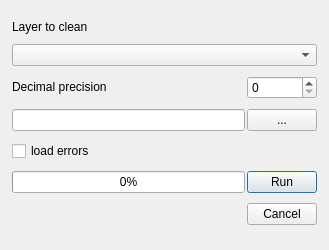
spacesyntax/Rcl-topology-cleaner, file road_network_cleaner_dialog_base.ui: the form before one commit.
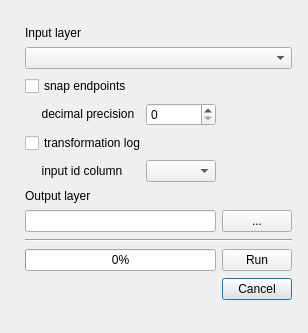
The form after the commit.

Commit message: changed dialog and removed island, orphans

```diff
--- a/road_network_cleaner_dialog_base.ui
+++ b/road_network_cleaner_dialog_base.ui
@@ -6,32 +6,71 @@
    <rect>
     <x>0</x>
     <y>0</y>
-    <width>329</width>
-    <height>250</height>
+    <width>308</width>
+    <height>333</height>
    </rect>
   </property>
   <property name="sizePolicy">
-   <sizepolicy hsizetype="MinimumExpanding" vsizetype="MinimumExpanding">
+   <sizepolicy hsizetype="Minimum" vsizetype="MinimumExpanding">
     <horstretch>0</horstretch>
     <verstretch>0</verstretch>
    </sizepolicy>
   </property>
+  <property name="minimumSize">
+   <size>
+    <width>0</width>
+    <height>0</height>
+   </size>
+  </property>
   <property name="windowTitle">
    <string>RoadNetworkCleaner</string>
   </property>
-  <layout class="QHBoxLayout" name="horizontalLayout">
-   <item>
+  <widget class="QWidget" name="gridLayoutWidget">
+   <property name="geometry">
+    <rect>
+     <x>20</x>
+     <y>20</y>
+     <width>277</width>
+     <height>295</height>
+    </rect>
+   </property>
     <layout class="QGridLayout">
      <property name="sizeConstraint">
       <enum>QLayout::SetMinimumSize</enum>
      </property>
      <property name="margin">
-      <number>1</number>
-     </property>
-     <property name="spacing">
-      <number>2</number>
-     </property>
-     <item row="4" column="0">
+     <number>5</number>
+    </property>
+    <item row="3" column="1">
+     <widget class="QSpinBox" name="decimalsSpin">
+      <property name="maximumSize">
+       <size>
+        <width>70</width>
+        <height>16777215</height>
+       </size>
+      </property>
+     </widget>
+    </item>
+    <item row="14" column="2">
+     <widget class="QPushButton" name="cancelButton">
+      <property name="sizePolicy">
+       <sizepolicy hsizetype="MinimumExpanding" vsizetype="Fixed">
+        <horstretch>0</horstretch>
+        <verstretch>0</verstretch>
+       </sizepolicy>
+      </property>
+      <property name="maximumSize">
+       <size>
+        <width>70</width>
+        <height>16777215</height>
+       </size>
+      </property>
+      <property name="text">
+       <string>Cancel</string>
+      </property>
+     </widget>
+    </item>
+    <item row="4" column="0" colspan="2">
       <widget class="QCheckBox" name="errorsCheckBox">
        <property name="sizePolicy">
         <sizepolicy hsizetype="Minimum" vsizetype="Fixed">
@@ -40,11 +79,11 @@
         </sizepolicy>
        </property>
        <property name="text">
-        <string>load errors</string>
+       <string>transformation log </string>
        </property>
       </widget>
      </item>
-     <item row="2" column="0">
+    <item row="3" column="0">
       <widget class="QLabel" name="label_3">
        <property name="sizePolicy">
         <sizepolicy hsizetype="MinimumExpanding" vsizetype="Fixed">
@@ -53,34 +92,27 @@
         </sizepolicy>
        </property>
        <property name="text">
-        <string>Decimal precision </string>
-       </property>
-      </widget>
-     </item>
-     <item row="0" column="0">
-      <widget class="QLabel" name="label">
-       <property name="sizePolicy">
-        <sizepolicy hsizetype="MinimumExpanding" vsizetype="Fixed">
-         <horstretch>0</horstretch>
-         <verstretch>0</verstretch>
-        </sizepolicy>
-       </property>
-       <property name="text">
-        <string>Layer to clean</string>
-       </property>
-      </widget>
-     </item>
-     <item row="1" column="0" colspan="2">
-      <widget class="QComboBox" name="inputCombo">
-       <property name="sizePolicy">
-        <sizepolicy hsizetype="MinimumExpanding" vsizetype="Fixed">
-         <horstretch>0</horstretch>
-         <verstretch>0</verstretch>
-        </sizepolicy>
+       <string>     decimal precision </string>
        </property>
       </widget>
      </item>
      <item row="5" column="1">
+     <widget class="QComboBox" name="idCombo">
+      <property name="sizePolicy">
+       <sizepolicy hsizetype="Fixed" vsizetype="Fixed">
+        <horstretch>0</horstretch>
+        <verstretch>0</verstretch>
+       </sizepolicy>
+      </property>
+      <property name="maximumSize">
+       <size>
+        <width>70</width>
+        <height>16777215</height>
+       </size>
+      </property>
+     </widget>
+    </item>
+    <item row="13" column="2">
       <widget class="QPushButton" name="cleanButton">
        <property name="sizePolicy">
         <sizepolicy hsizetype="MinimumExpanding" vsizetype="Fixed">
@@ -99,26 +131,43 @@
        </property>
       </widget>
      </item>
-     <item row="6" column="1">
-      <widget class="QPushButton" name="cancelButton">
+    <item row="0" column="0" colspan="3">
+     <widget class="QLabel" name="label">
        <property name="sizePolicy">
         <sizepolicy hsizetype="MinimumExpanding" vsizetype="Fixed">
          <horstretch>0</horstretch>
          <verstretch>0</verstretch>
         </sizepolicy>
        </property>
-       <property name="maximumSize">
-        <size>
-         <width>70</width>
-         <height>16777215</height>
-        </size>
-       </property>
+      <property name="text">
+       <string>Input layer</string>
+      </property>
+     </widget>
+    </item>
+    <item row="1" column="0" colspan="3">
+     <widget class="QComboBox" name="inputCombo">
+      <property name="sizePolicy">
+       <sizepolicy hsizetype="MinimumExpanding" vsizetype="Fixed">
+        <horstretch>0</horstretch>
+        <verstretch>0</verstretch>
+       </sizepolicy>
+      </property>
+     </widget>
+    </item>
+    <item row="2" column="0">
+     <widget class="QCheckBox" name="errorsCheckBox_2">
+      <property name="sizePolicy">
+       <sizepolicy hsizetype="Minimum" vsizetype="Fixed">
+        <horstretch>0</horstretch>
+        <verstretch>0</verstretch>
+       </sizepolicy>
+      </property>
        <property name="text">
-        <string>Cancel</string>
+       <string>snap endpoints</string>
        </property>
       </widget>
      </item>
-     <item row="5" column="0">
+    <item row="13" column="0" colspan="2">
       <widget class="QProgressBar" name="cleaningProgress">
        <property name="sizePolicy">
         <sizepolicy hsizetype="MinimumExpanding" vsizetype="Fixed">
@@ -131,17 +180,30 @@
        </property>
       </widget>
      </item>
-     <item row="2" column="1">
-      <widget class="QSpinBox" name="decimalsSpin">
-       <property name="maximumSize">
-        <size>
-         <width>70</width>
-         <height>16777215</height>
-        </size>
-       </property>
-      </widget>
-     </item>
-     <item row="3" column="1">
+    <item row="5" column="0">
+     <widget class="QLabel" name="label_2">
+      <property name="sizePolicy">
+       <sizepolicy hsizetype="Minimum" vsizetype="Fixed">
+        <horstretch>0</horstretch>
+        <verstretch>0</verstretch>
+       </sizepolicy>
+      </property>
+      <property name="text">
+       <string>     input id column</string>
+      </property>
+     </widget>
+    </item>
+    <item row="9" column="0" colspan="2">
+     <widget class="QLineEdit" name="outputCleaned">
+      <property name="sizePolicy">
+       <sizepolicy hsizetype="Minimum" vsizetype="Fixed">
+        <horstretch>0</horstretch>
+        <verstretch>0</verstretch>
+       </sizepolicy>
+      </property>
+     </widget>
+    </item>
+    <item row="9" column="2">
       <widget class="QPushButton" name="browseCleaned">
        <property name="sizePolicy">
         <sizepolicy hsizetype="MinimumExpanding" vsizetype="Fixed">
@@ -160,19 +222,28 @@
        </property>
       </widget>
      </item>
-     <item row="3" column="0">
-      <widget class="QLineEdit" name="outputCleaned">
+    <item row="6" column="0">
+     <widget class="QLabel" name="label_4">
        <property name="sizePolicy">
-        <sizepolicy hsizetype="Minimum" vsizetype="Fixed">
+       <sizepolicy hsizetype="MinimumExpanding" vsizetype="Fixed">
          <horstretch>0</horstretch>
          <verstretch>0</verstretch>
         </sizepolicy>
        </property>
-      </widget>
-     </item>
-    </layout>
-   </item>
-  </layout>
+      <property name="text">
+       <string>Output layer </string>
+      </property>
+     </widget>
+    </item>
+    <item row="12" column="0" colspan="3">
+     <widget class="Line" name="line">
+      <property name="orientation">
+       <enum>Qt::Horizontal</enum>
+      </property>
+     </widget>
+    </item>
+   </layout>
+  </widget>
  </widget>
  <resources/>
  <connections/>
```
Lines whose indentation alone changed are shown as unchanged. The commit also changes 4 other files.
